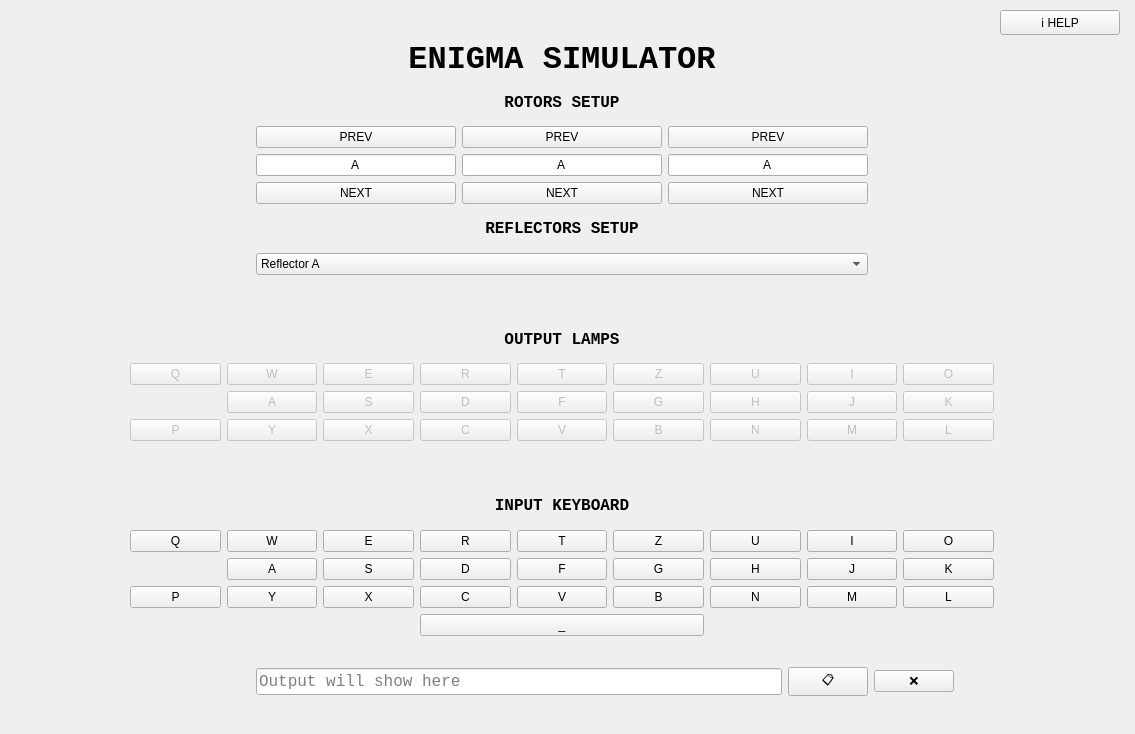
Above: mainwindow.ui from Byenio/enigma-cpp before the change. Below: the same form after it.
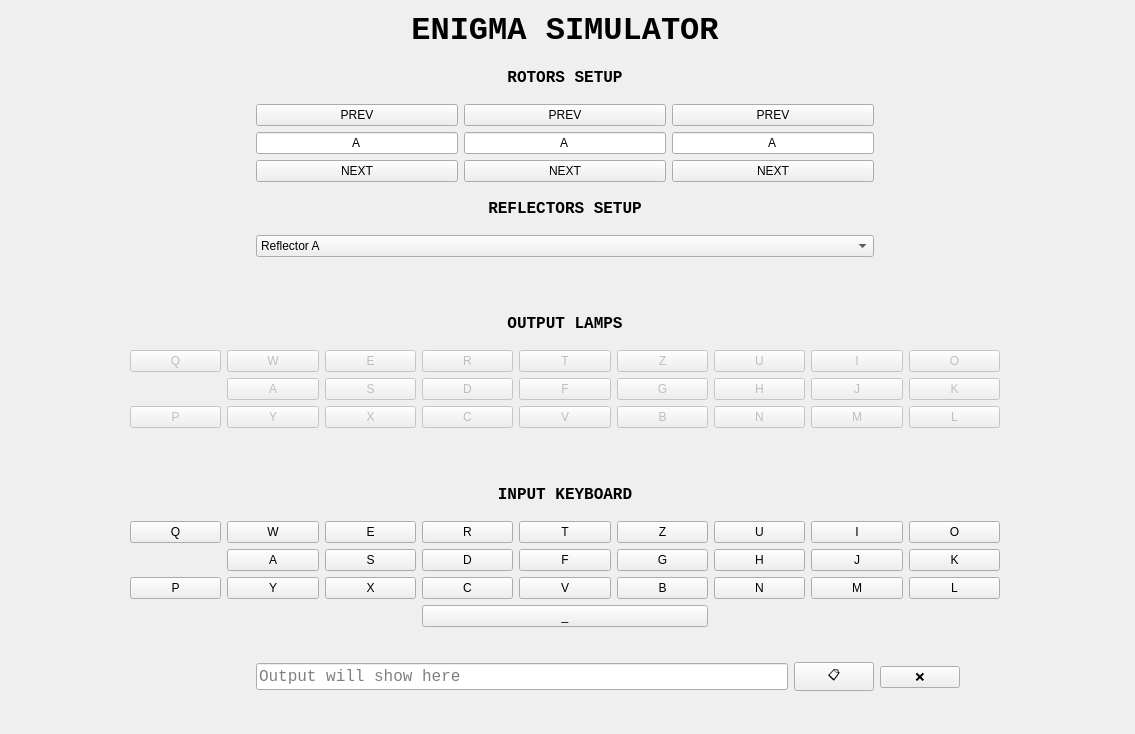
That is the form after the change.

Commit message: Extract button to custom class

Patch:
```diff
--- a/mainwindow.ui
+++ b/mainwindow.ui
@@ -30,59 +30,8 @@
      </rect>
     </property>
     <layout class="QGridLayout" name="gridLayout">
-     <item row="11" column="2" colspan="2">
-      <widget class="QLabel" name="label_4">
-       <property name="font">
-        <font>
-         <family>Consolas</family>
-         <pointsize>12</pointsize>
-         <bold>true</bold>
-        </font>
-       </property>
-       <property name="text">
-        <string>INPUT KEYBOARD</string>
-       </property>
-       <property name="alignment">
-        <set>Qt::AlignCenter</set>
-       </property>
-      </widget>
-     </item>
-     <item row="2" column="2" colspan="2">
-      <widget class="QLabel" name="label_2">
-       <property name="font">
-        <font>
-         <family>Consolas</family>
-         <pointsize>12</pointsize>
-         <bold>true</bold>
-        </font>
-       </property>
-       <property name="text">
-        <string>ROTORS SETUP</string>
-       </property>
-       <property name="alignment">
-        <set>Qt::AlignCenter</set>
-       </property>
-      </widget>
-     </item>
-     <item row="5" column="2" colspan="2">
-      <widget class="QLabel" name="label_5">
-       <property name="font">
-        <font>
-         <family>Consolas</family>
-         <pointsize>12</pointsize>
-         <bold>true</bold>
-        </font>
-       </property>
-       <property name="text">
-        <string>REFLECTORS SETUP</string>
-       </property>
-       <property name="alignment">
-        <set>Qt::AlignCenter</set>
-       </property>
-      </widget>
-     </item>
-     <item row="3" column="0">
-      <spacer name="horizontalSpacer_5">
+     <item row="2" column="1">
+      <spacer name="horizontalSpacer_3">
        <property name="orientation">
         <enum>Qt::Horizontal</enum>
        </property>
@@ -97,273 +46,7 @@
        </property>
       </spacer>
      </item>
-     <item row="6" column="2" colspan="2">
-      <widget class="QComboBox" name="reflector_choice">
-       <property name="currentIndex">
-        <number>0</number>
-       </property>
-       <property name="placeholderText">
-        <string>Choose a reflector</string>
-       </property>
-       <item>
-        <property name="text">
-         <string>Reflector A</string>
-        </property>
-       </item>
-       <item>
-        <property name="text">
-         <string>Reflector B</string>
-        </property>
-       </item>
-       <item>
-        <property name="text">
-         <string>Reflector C</string>
-        </property>
-       </item>
-      </widget>
-     </item>
-     <item row="3" column="5">
-      <spacer name="horizontalSpacer_4">
-       <property name="orientation">
-        <enum>Qt::Horizontal</enum>
-       </property>
-       <property name="sizeType">
-        <enum>QSizePolicy::Fixed</enum>
-       </property>
-       <property name="sizeHint" stdset="0">
-        <size>
-         <width>120</width>
-         <height>20</height>
-        </size>
-       </property>
-      </spacer>
-     </item>
-     <item row="10" column="2" colspan="2">
-      <spacer name="verticalSpacer_3">
-       <property name="orientation">
-        <enum>Qt::Vertical</enum>
-       </property>
-       <property name="sizeType">
-        <enum>QSizePolicy::Preferred</enum>
-       </property>
-       <property name="sizeHint" stdset="0">
-        <size>
-         <width>20</width>
-         <height>40</height>
-        </size>
-       </property>
-      </spacer>
-     </item>
-     <item row="12" column="1" colspan="4">
-      <layout class="QGridLayout" name="KEYBOARD">
-       <item row="1" column="2">
-        <widget class="QPushButton" name="iS">
-         <property name="text">
-          <string>S</string>
-         </property>
-        </widget>
-       </item>
-       <item row="0" column="8">
-        <widget class="QPushButton" name="iO">
-         <property name="text">
-          <string>O</string>
-         </property>
-        </widget>
-       </item>
-       <item row="0" column="6">
-        <widget class="QPushButton" name="iU">
-         <property name="text">
-          <string>U</string>
-         </property>
-        </widget>
-       </item>
-       <item row="2" column="1">
-        <widget class="QPushButton" name="iY">
-         <property name="text">
-          <string>Y</string>
-         </property>
-        </widget>
-       </item>
-       <item row="1" column="4">
-        <widget class="QPushButton" name="iF">
-         <property name="text">
-          <string>F</string>
-         </property>
-        </widget>
-       </item>
-       <item row="2" column="2">
-        <widget class="QPushButton" name="iX">
-         <property name="text">
-          <string>X</string>
-         </property>
-        </widget>
-       </item>
-       <item row="2" column="5">
-        <widget class="QPushButton" name="iB">
-         <property name="text">
-          <string>B</string>
-         </property>
-        </widget>
-       </item>
-       <item row="1" column="7">
-        <widget class="QPushButton" name="iJ">
-         <property name="text">
-          <string>J</string>
-         </property>
-        </widget>
-       </item>
-       <item row="0" column="2">
-        <widget class="QPushButton" name="iE">
-         <property name="text">
-          <string>E</string>
-         </property>
-        </widget>
-       </item>
-       <item row="2" column="7">
-        <widget class="QPushButton" name="iM">
-         <property name="text">
-          <string>M</string>
-         </property>
-        </widget>
-       </item>
-       <item row="2" column="0">
-        <widget class="QPushButton" name="iP">
-         <property name="text">
-          <string>P</string>
-         </property>
-        </widget>
-       </item>
-       <item row="0" column="5">
-        <widget class="QPushButton" name="iZ">
-         <property name="text">
-          <string>Z</string>
-         </property>
-        </widget>
-       </item>
-       <item row="1" column="6">
-        <widget class="QPushButton" name="iH">
-         <property name="text">
-          <string>H</string>
-         </property>
-        </widget>
-       </item>
-       <item row="3" column="3" colspan="3">
-        <widget class="QPushButton" name="iSpace">
-         <property name="text">
-          <string>_</string>
-         </property>
-        </widget>
-       </item>
-       <item row="0" column="0">
-        <widget class="QPushButton" name="iQ">
-         <property name="text">
-          <string>Q</string>
-         </property>
-        </widget>
-       </item>
-       <item row="2" column="6">
-        <widget class="QPushButton" name="iN">
-         <property name="text">
-          <string>N</string>
-         </property>
-        </widget>
-       </item>
-       <item row="1" column="1">
-        <widget class="QPushButton" name="iA">
-         <property name="text">
-          <string>A</string>
-         </property>
-        </widget>
-       </item>
-       <item row="0" column="7">
-        <widget class="QPushButton" name="iI">
-         <property name="text">
-          <string>I</string>
-         </property>
-        </widget>
-       </item>
-       <item row="2" column="8">
-        <widget class="QPushButton" name="iL">
-         <property name="text">
-          <string>L</string>
-         </property>
-        </widget>
-       </item>
-       <item row="1" column="5">
-        <widget class="QPushButton" name="iG">
-         <property name="text">
-          <string>G</string>
-         </property>
-        </widget>
-       </item>
-       <item row="2" column="3">
-        <widget class="QPushButton" name="iC">
-         <property name="text">
-          <string>C</string>
-         </property>
-        </widget>
-       </item>
-       <item row="2" column="4">
-        <widget class="QPushButton" name="iV">
-         <property name="text">
-          <string>V</string>
-         </property>
-        </widget>
-       </item>
-       <item row="0" column="4">
-        <widget class="QPushButton" name="iT">
-         <property name="text">
-          <string>T</string>
-         </property>
-        </widget>
-       </item>
-       <item row="1" column="8">
-        <widget class="QPushButton" name="iK">
-         <property name="text">
-          <string>K</string>
-         </property>
-        </widget>
-       </item>
-       <item row="1" column="3">
-        <widget class="QPushButton" name="iD">
-         <property name="text">
-          <string>D</string>
-         </property>
-        </widget>
-       </item>
-       <item row="0" column="1">
-        <widget class="QPushButton" name="iW">
-         <property name="text">
-          <string>W</string>
-         </property>
-        </widget>
-       </item>
-       <item row="0" column="3">
-        <widget class="QPushButton" name="iR">
-         <property name="text">
-          <string>R</string>
-         </property>
-        </widget>
-       </item>
-      </layout>
-     </item>
-     <item row="7" column="2" colspan="2">
-      <spacer name="verticalSpacer_4">
-       <property name="orientation">
-        <enum>Qt::Vertical</enum>
-       </property>
-       <property name="sizeType">
-        <enum>QSizePolicy::Preferred</enum>
-       </property>
-       <property name="sizeHint" stdset="0">
-        <size>
-         <width>20</width>
-         <height>40</height>
-        </size>
-       </property>
-      </spacer>
-     </item>
-     <item row="9" column="1" colspan="4">
+     <item row="8" column="1" colspan="4">
       <layout class="QGridLayout" name="LEDPanel">
        <item row="2" column="0">
         <widget class="QPushButton" name="P">
@@ -705,30 +388,114 @@
        </item>
       </layout>
      </item>
-     <item row="13" column="2" rowspan="2">
-      <widget class="QLineEdit" name="output">
-       <property name="baseSize">
+     <item row="12" column="1" rowspan="2">
+      <spacer name="verticalSpacer_2">
+       <property name="orientation">
+        <enum>Qt::Vertical</enum>
+       </property>
+       <property name="sizeType">
+        <enum>QSizePolicy::Preferred</enum>
+       </property>
+       <property name="sizeHint" stdset="0">
         <size>
          <width>0</width>
          <height>0</height>
         </size>
        </property>
+      </spacer>
+     </item>
+     <item row="10" column="2" colspan="2">
+      <widget class="QLabel" name="label_4">
        <property name="font">
         <font>
          <family>Consolas</family>
          <pointsize>12</pointsize>
+         <bold>true</bold>
         </font>
        </property>
-       <property name="readOnly">
-        <bool>true</bool>
+       <property name="text">
+        <string>INPUT KEYBOARD</string>
+       </property>
+       <property name="alignment">
+        <set>Qt::AlignCenter</set>
+       </property>
+      </widget>
+     </item>
+     <item row="5" column="2" colspan="2">
+      <widget class="QComboBox" name="reflector_choice">
+       <property name="currentIndex">
+        <number>0</number>
        </property>
        <property name="placeholderText">
-        <string>Output will show here</string>
+        <string>Choose a reflector</string>
        </property>
+       <item>
+        <property name="text">
+         <string>Reflector A</string>
+        </property>
+       </item>
+       <item>
+        <property name="text">
+         <string>Reflector B</string>
+        </property>
+       </item>
+       <item>
+        <property name="text">
+         <string>Reflector C</string>
+        </property>
+       </item>
       </widget>
      </item>
-     <item row="13" column="4" rowspan="2">
-      <widget class="QPushButton" name="reset">
+     <item row="2" column="5">
+      <spacer name="horizontalSpacer_4">
+       <property name="orientation">
+        <enum>Qt::Horizontal</enum>
+       </property>
+       <property name="sizeType">
+        <enum>QSizePolicy::Fixed</enum>
+       </property>
+       <property name="sizeHint" stdset="0">
+        <size>
+         <width>120</width>
+         <height>20</height>
+        </size>
+       </property>
+      </spacer>
+     </item>
+     <item row="6" column="2" colspan="2">
+      <spacer name="verticalSpacer_4">
+       <property name="orientation">
+        <enum>Qt::Vertical</enum>
+       </property>
+       <property name="sizeType">
+        <enum>QSizePolicy::Preferred</enum>
+       </property>
+       <property name="sizeHint" stdset="0">
+        <size>
+         <width>20</width>
+         <height>40</height>
+        </size>
+       </property>
+      </spacer>
+     </item>
+     <item row="9" column="2" colspan="2">
+      <spacer name="verticalSpacer_3">
+       <property name="orientation">
+        <enum>Qt::Vertical</enum>
+       </property>
+       <property name="sizeType">
+        <enum>QSizePolicy::Preferred</enum>
+       </property>
+       <property name="sizeHint" stdset="0">
+        <size>
+         <width>20</width>
+         <height>40</height>
+        </size>
+       </property>
+      </spacer>
+     </item>
+     <item row="12" column="3" rowspan="2">
+      <widget class="QPushButton" name="copyClipboard">
        <property name="sizePolicy">
         <sizepolicy hsizetype="Fixed" vsizetype="Fixed">
          <horstretch>0</horstretch>
@@ -736,27 +503,11 @@
         </sizepolicy>
        </property>
        <property name="text">
-        <string>❌</string>
+        <string>📋</string>
        </property>
       </widget>
      </item>
-     <item row="3" column="4">
-      <spacer name="horizontalSpacer_2">
-       <property name="orientation">
-        <enum>Qt::Horizontal</enum>
-       </property>
-       <property name="sizeType">
-        <enum>QSizePolicy::Fixed</enum>
-       </property>
-       <property name="sizeHint" stdset="0">
-        <size>
-         <width>120</width>
-         <height>20</height>
-        </size>
-       </property>
-      </spacer>
-     </item>
-     <item row="1" column="2" colspan="2">
+     <item row="0" column="2" colspan="2">
       <widget class="QLabel" name="label">
        <property name="font">
         <font>
@@ -782,72 +533,29 @@
        </property>
       </widget>
      </item>
-     <item row="13" column="1" rowspan="2">
-      <spacer name="verticalSpacer_2">
-       <property name="orientation">
-        <enum>Qt::Vertical</enum>
-       </property>
-       <property name="sizeType">
-        <enum>QSizePolicy::Preferred</enum>
-       </property>
-       <property name="sizeHint" stdset="0">
+     <item row="12" column="2" rowspan="2">
+      <widget class="QLineEdit" name="output">
+       <property name="baseSize">
         <size>
          <width>20</width>
          <height>60</height>
         </size>
        </property>
-      </spacer>
-     </item>
-     <item row="13" column="3" rowspan="2">
-      <widget class="QPushButton" name="copyClipboard">
-       <property name="sizePolicy">
-        <sizepolicy hsizetype="Fixed" vsizetype="Fixed">
-         <horstretch>0</horstretch>
-         <verstretch>0</verstretch>
-        </sizepolicy>
-       </property>
-       <property name="cursor">
-        <cursorShape>PointingHandCursor</cursorShape>
-       </property>
-       <property name="text">
-        <string>📋</string>
-       </property>
-      </widget>
-     </item>
-     <item row="8" column="2" colspan="2">
-      <widget class="QLabel" name="label_3">
        <property name="font">
         <font>
          <family>Consolas</family>
          <pointsize>12</pointsize>
-         <bold>true</bold>
         </font>
        </property>
-       <property name="text">
-        <string>OUTPUT LAMPS</string>
+       <property name="readOnly">
+        <bool>true</bool>
        </property>
-       <property name="alignment">
-        <set>Qt::AlignCenter</set>
+       <property name="placeholderText">
+        <string>Output will show here</string>
        </property>
       </widget>
      </item>
-     <item row="3" column="1">
-      <spacer name="horizontalSpacer_3">
-       <property name="orientation">
-        <enum>Qt::Horizontal</enum>
-       </property>
-       <property name="sizeType">
-        <enum>QSizePolicy::Fixed</enum>
-       </property>
-       <property name="sizeHint" stdset="0">
-        <size>
-         <width>120</width>
-         <height>20</height>
-        </size>
-       </property>
-      </spacer>
-     </item>
-     <item row="3" column="2" colspan="2">
+     <item row="2" column="2" colspan="2">
       <layout class="QGridLayout" name="ROTORS">
        <item row="3" column="3">
         <widget class="QPushButton" name="nextB">
@@ -932,10 +640,292 @@
        </item>
       </layout>
      </item>
-     <item row="0" column="5">
-      <widget class="QPushButton" name="btnHelp">
+     <item row="4" column="2" colspan="2">
+      <widget class="QLabel" name="label_5">
+       <property name="font">
+        <font>
+         <family>Consolas</family>
+         <pointsize>12</pointsize>
+         <bold>true</bold>
+        </font>
+       </property>
        <property name="text">
-        <string>ℹ️ HELP</string>
+        <string>REFLECTORS SETUP</string>
+       </property>
+       <property name="alignment">
+        <set>Qt::AlignCenter</set>
+       </property>
+      </widget>
+     </item>
+     <item row="11" column="1" colspan="4">
+      <layout class="QGridLayout" name="KEYBOARD">
+       <item row="1" column="2">
+        <widget class="QPushButton" name="iS">
+         <property name="text">
+          <string>S</string>
+         </property>
+        </widget>
+       </item>
+       <item row="0" column="8">
+        <widget class="QPushButton" name="iO">
+         <property name="text">
+          <string>O</string>
+         </property>
+        </widget>
+       </item>
+       <item row="0" column="6">
+        <widget class="QPushButton" name="iU">
+         <property name="text">
+          <string>U</string>
+         </property>
+        </widget>
+       </item>
+       <item row="2" column="1">
+        <widget class="QPushButton" name="iY">
+         <property name="text">
+          <string>Y</string>
+         </property>
+        </widget>
+       </item>
+       <item row="1" column="4">
+        <widget class="QPushButton" name="iF">
+         <property name="text">
+          <string>F</string>
+         </property>
+        </widget>
+       </item>
+       <item row="2" column="2">
+        <widget class="QPushButton" name="iX">
+         <property name="text">
+          <string>X</string>
+         </property>
+        </widget>
+       </item>
+       <item row="2" column="5">
+        <widget class="QPushButton" name="iB">
+         <property name="text">
+          <string>B</string>
+         </property>
+        </widget>
+       </item>
+       <item row="1" column="7">
+        <widget class="QPushButton" name="iJ">
+         <property name="text">
+          <string>J</string>
+         </property>
+        </widget>
+       </item>
+       <item row="0" column="2">
+        <widget class="QPushButton" name="iE">
+         <property name="text">
+          <string>E</string>
+         </property>
+        </widget>
+       </item>
+       <item row="2" column="7">
+        <widget class="QPushButton" name="iM">
+         <property name="text">
+          <string>M</string>
+         </property>
+        </widget>
+       </item>
+       <item row="2" column="0">
+        <widget class="QPushButton" name="iP">
+         <property name="text">
+          <string>P</string>
+         </property>
+        </widget>
+       </item>
+       <item row="0" column="5">
+        <widget class="QPushButton" name="iZ">
+         <property name="text">
+          <string>Z</string>
+         </property>
+        </widget>
+       </item>
+       <item row="1" column="6">
+        <widget class="QPushButton" name="iH">
+         <property name="text">
+          <string>H</string>
+         </property>
+        </widget>
+       </item>
+       <item row="3" column="3" colspan="3">
+        <widget class="QPushButton" name="iSpace">
+         <property name="text">
+          <string>_</string>
+         </property>
+        </widget>
+       </item>
+       <item row="0" column="0">
+        <widget class="QPushButton" name="iQ">
+         <property name="text">
+          <string>Q</string>
+         </property>
+        </widget>
+       </item>
+       <item row="2" column="6">
+        <widget class="QPushButton" name="iN">
+         <property name="text">
+          <string>N</string>
+         </property>
+        </widget>
+       </item>
+       <item row="1" column="1">
+        <widget class="QPushButton" name="iA">
+         <property name="text">
+          <string>A</string>
+         </property>
+        </widget>
+       </item>
+       <item row="0" column="7">
+        <widget class="QPushButton" name="iI">
+         <property name="text">
+          <string>I</string>
+         </property>
+        </widget>
+       </item>
+       <item row="2" column="8">
+        <widget class="QPushButton" name="iL">
+         <property name="text">
+          <string>L</string>
+         </property>
+        </widget>
+       </item>
+       <item row="1" column="5">
+        <widget class="QPushButton" name="iG">
+         <property name="text">
+          <string>G</string>
+         </property>
+        </widget>
+       </item>
+       <item row="2" column="3">
+        <widget class="QPushButton" name="iC">
+         <property name="text">
+          <string>C</string>
+         </property>
+        </widget>
+       </item>
+       <item row="2" column="4">
+        <widget class="QPushButton" name="iV">
+         <property name="text">
+          <string>V</string>
+         </property>
+        </widget>
+       </item>
+       <item row="0" column="4">
+        <widget class="QPushButton" name="iT">
+         <property name="text">
+          <string>T</string>
+         </property>
+        </widget>
+       </item>
+       <item row="1" column="8">
+        <widget class="QPushButton" name="iK">
+         <property name="text">
+          <string>K</string>
+         </property>
+        </widget>
+       </item>
+       <item row="1" column="3">
+        <widget class="QPushButton" name="iD">
+         <property name="text">
+          <string>D</string>
+         </property>
+        </widget>
+       </item>
+       <item row="0" column="1">
+        <widget class="QPushButton" name="iW">
+         <property name="text">
+          <string>W</string>
+         </property>
+        </widget>
+       </item>
+       <item row="0" column="3">
+        <widget class="QPushButton" name="iR">
+         <property name="text">
+          <string>R</string>
+         </property>
+        </widget>
+       </item>
+      </layout>
+     </item>
+     <item row="1" column="2" colspan="2">
+      <widget class="QLabel" name="label_2">
+       <property name="font">
+        <font>
+         <family>Consolas</family>
+         <pointsize>12</pointsize>
+         <bold>true</bold>
+        </font>
+       </property>
+       <property name="text">
+        <string>ROTORS SETUP</string>
+       </property>
+       <property name="alignment">
+        <set>Qt::AlignCenter</set>
+       </property>
+      </widget>
+     </item>
+     <item row="2" column="0">
+      <spacer name="horizontalSpacer_5">
+       <property name="orientation">
+        <enum>Qt::Horizontal</enum>
+       </property>
+       <property name="sizeType">
+        <enum>QSizePolicy::Fixed</enum>
+       </property>
+       <property name="sizeHint" stdset="0">
+        <size>
+         <width>120</width>
+         <height>20</height>
+        </size>
+       </property>
+      </spacer>
+     </item>
+     <item row="2" column="4">
+      <spacer name="horizontalSpacer_2">
+       <property name="orientation">
+        <enum>Qt::Horizontal</enum>
+       </property>
+       <property name="sizeType">
+        <enum>QSizePolicy::Fixed</enum>
+       </property>
+       <property name="sizeHint" stdset="0">
+        <size>
+         <width>120</width>
+         <height>20</height>
+        </size>
+       </property>
+      </spacer>
+     </item>
+     <item row="7" column="2" colspan="2">
+      <widget class="QLabel" name="label_3">
+       <property name="font">
+        <font>
+         <family>Consolas</family>
+         <pointsize>12</pointsize>
+         <bold>true</bold>
+        </font>
+       </property>
+       <property name="text">
+        <string>OUTPUT LAMPS</string>
+       </property>
+       <property name="alignment">
+        <set>Qt::AlignCenter</set>
+       </property>
+      </widget>
+     </item>
+     <item row="12" column="4" rowspan="2">
+      <widget class="QPushButton" name="reset">
+       <property name="sizePolicy">
+        <sizepolicy hsizetype="Fixed" vsizetype="Fixed">
+         <horstretch>0</horstretch>
+         <verstretch>0</verstretch>
+        </sizepolicy>
+       </property>
+       <property name="text">
+        <string>❌</string>
        </property>
       </widget>
      </item>
```
Left out of the diff: 11 changed lines with no effect on the pictures. The commit also changes 6 other files.
